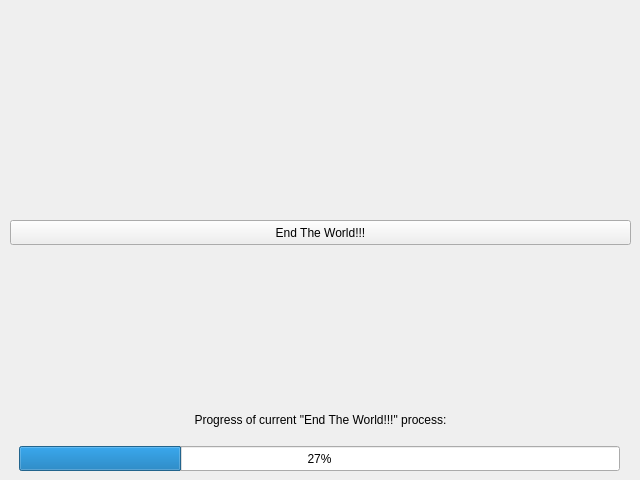
Old version of the form andy/devPanelAndy.ui in the repository slaclab/devPanel.
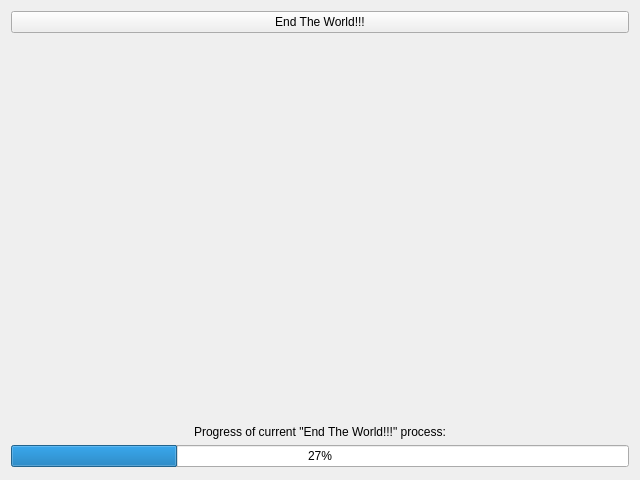
New version of the form. Custom widgets are drawn as their Qt base class.

Commit message: Making my devPanel even better

Diff of the .ui file:
```diff
--- a/andy/devPanelAndy.ui
+++ b/andy/devPanelAndy.ui
@@ -13,54 +13,17 @@
   <property name="windowTitle">
    <string>Form</string>
   </property>
-  <widget class="PyDMShellCommand" name="EndTheWorld">
-   <property name="geometry">
-    <rect>
-     <x>10</x>
-     <y>220</y>
-     <width>621</width>
-     <height>25</height>
-    </rect>
-   </property>
-   <property name="toolTip">
-    <string/>
-   </property>
-   <property name="text">
-    <string>End The World!!!</string>
-   </property>
-   <property name="commands" stdset="0">
-    <stringlist>
-     <string>pydm ~/opsTools/devPanel/example/example.py</string>
-    </stringlist>
-   </property>
-  </widget>
-  <widget class="QProgressBar" name="progressBar">
-   <property name="geometry">
-    <rect>
-     <x>19</x>
-     <y>446</y>
-     <width>601</width>
-     <height>25</height>
-    </rect>
-   </property>
-   <property name="value">
-    <number>27</number>
-   </property>
-   <property name="textDirection">
-    <enum>QProgressBar::TopToBottom</enum>
-   </property>
-  </widget>
+  <layout class="QGridLayout" name="gridLayout">
+   <item row="2" column="0">
   <widget class="QLabel" name="label">
    <property name="enabled">
     <bool>true</bool>
    </property>
-   <property name="geometry">
-    <rect>
-     <x>10</x>
-     <y>400</y>
-     <width>621</width>
-     <height>27</height>
-    </rect>
+     <property name="maximumSize">
+      <size>
+       <width>16777215</width>
+       <height>400</height>
+      </size>
    </property>
    <property name="frameShape">
     <enum>QFrame::NoFrame</enum>
@@ -72,12 +35,34 @@
     <set>Qt::AlignBottom|Qt::AlignHCenter</set>
    </property>
   </widget>
+   </item>
+   <item row="1" column="0">
+    <widget class="PyDMPushButton" name="ETW">
+     <property name="toolTip">
+      <string/>
+     </property>
+     <property name="text">
+      <string>End The World!!!</string>
+     </property>
+    </widget>
+   </item>
+   <item row="3" column="0">
+    <widget class="QProgressBar" name="progressBar">
+     <property name="value">
+      <number>27</number>
+     </property>
+     <property name="textDirection">
+      <enum>QProgressBar::TopToBottom</enum>
+     </property>
+    </widget>
+   </item>
+  </layout>
  </widget>
  <customwidgets>
   <customwidget>
-   <class>PyDMShellCommand</class>
+   <class>PyDMPushButton</class>
    <extends>QPushButton</extends>
-   <header>pydm.widgets.shell_command</header>
+   <header>pydm.widgets.pushbutton</header>
   </customwidget>
  </customwidgets>
  <resources/>
```
Lines whose indentation alone changed are shown as unchanged. The commit also changes 4 other files.
